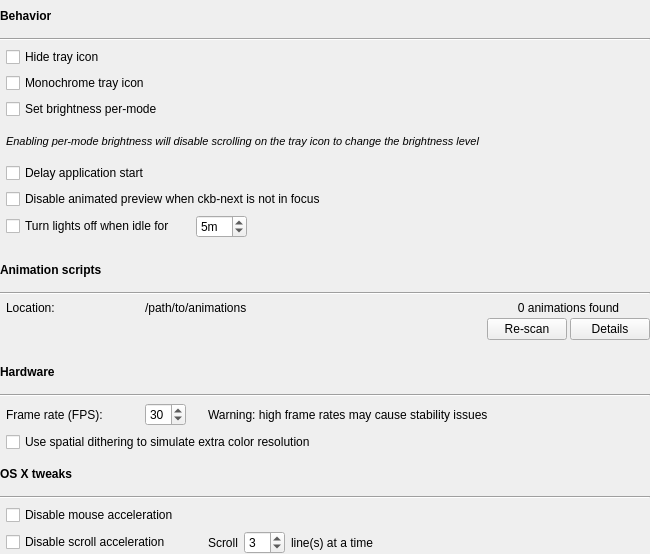
Old version of the form src/gui/extrasettingswidget.ui in the repository ckb-next/ckb-next.
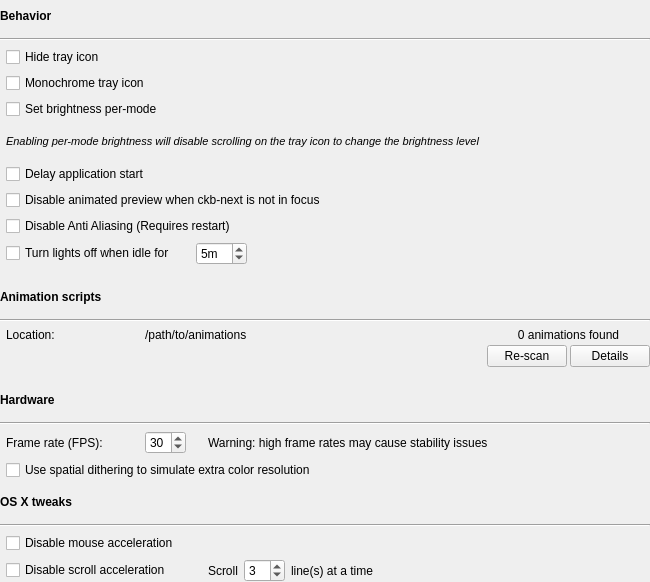
New version of the form.

Commit message: gui: Add option to disable MSAA

The edit to the form file:
```diff
--- a/src/gui/extrasettingswidget.ui
+++ b/src/gui/extrasettingswidget.ui
@@ -7,7 +7,7 @@
     <x>0</x>
     <y>0</y>
     <width>650</width>
-    <height>554</height>
+    <height>582</height>
    </rect>
   </property>
   <property name="sizePolicy">
@@ -35,7 +35,108 @@
    <property name="horizontalSpacing">
     <number>6</number>
    </property>
-   <item row="19" column="3">
+   <item row="8" column="1" colspan="6">
+    <widget class="QCheckBox" name="startDelayBox">
+     <property name="text">
+      <string>Delay application start</string>
+     </property>
+    </widget>
+   </item>
+   <item row="24" column="0" colspan="7">
+    <widget class="Line" name="osxLine">
+     <property name="orientation">
+      <enum>Qt::Horizontal</enum>
+     </property>
+    </widget>
+   </item>
+   <item row="20" column="6">
+    <spacer name="horizontalSpacer">
+     <property name="orientation">
+      <enum>Qt::Horizontal</enum>
+     </property>
+     <property name="sizeHint" stdset="0">
+      <size>
+       <width>40</width>
+       <height>20</height>
+      </size>
+     </property>
+    </spacer>
+   </item>
+   <item row="3" column="1" colspan="6">
+    <widget class="QCheckBox" name="monochromeBox">
+     <property name="text">
+      <string>Monochrome tray icon</string>
+     </property>
+    </widget>
+   </item>
+   <item row="25" column="1" colspan="6">
+    <widget class="QCheckBox" name="mAccelBox">
+     <property name="toolTip">
+      <string>Try this if you're having problems with mouse movement.</string>
+     </property>
+     <property name="text">
+      <string>Disable mouse acceleration</string>
+     </property>
+    </widget>
+   </item>
+   <item row="26" column="5" colspan="2">
+    <widget class="QWidget" name="sSpeedWidget" native="true">
+     <property name="sizePolicy">
+      <sizepolicy hsizetype="Expanding" vsizetype="Preferred">
+       <horstretch>0</horstretch>
+       <verstretch>0</verstretch>
+      </sizepolicy>
+     </property>
+     <layout class="QHBoxLayout" name="horizontalLayout_2">
+      <property name="leftMargin">
+       <number>0</number>
+      </property>
+      <property name="topMargin">
+       <number>0</number>
+      </property>
+      <property name="rightMargin">
+       <number>0</number>
+      </property>
+      <property name="bottomMargin">
+       <number>0</number>
+      </property>
+      <item>
+       <widget class="QLabel" name="label_10">
+        <property name="text">
+         <string>Scroll</string>
+        </property>
+       </widget>
+      </item>
+      <item>
+       <widget class="QSpinBox" name="sSpeedBox">
+        <property name="minimum">
+         <number>1</number>
+        </property>
+        <property name="maximum">
+         <number>10</number>
+        </property>
+        <property name="value">
+         <number>3</number>
+        </property>
+       </widget>
+      </item>
+      <item>
+       <widget class="QLabel" name="label_11">
+        <property name="sizePolicy">
+         <sizepolicy hsizetype="Expanding" vsizetype="Preferred">
+          <horstretch>0</horstretch>
+          <verstretch>0</verstretch>
+         </sizepolicy>
+        </property>
+        <property name="text">
+         <string>line(s) at a time</string>
+        </property>
+       </widget>
+      </item>
+     </layout>
+    </widget>
+   </item>
+   <item row="20" column="3">
     <widget class="QSpinBox" name="fpsBox">
      <property name="minimum">
       <number>5</number>
@@ -48,21 +149,97 @@
      </property>
     </widget>
    </item>
+   <item row="14" column="0" colspan="7">
+    <widget class="Line" name="line_3">
+     <property name="orientation">
+      <enum>Qt::Horizontal</enum>
+     </property>
+    </widget>
+   </item>
+   <item row="20" column="2">
+    <spacer name="horizontalSpacer_2">
+     <property name="orientation">
+      <enum>Qt::Horizontal</enum>
+     </property>
+     <property name="sizeType">
+      <enum>QSizePolicy::Fixed</enum>
+     </property>
+     <property name="sizeHint" stdset="0">
+      <size>
+       <width>30</width>
+       <height>20</height>
+      </size>
+     </property>
+    </spacer>
+   </item>
+   <item row="2" column="1" colspan="6">
+    <widget class="QCheckBox" name="trayBox">
+     <property name="toolTip">
+      <string>The tray icon will not be displayed. The application will still run in the background; re-launch the app to see the GUI again.</string>
+     </property>
+     <property name="text">
+      <string>Hide tray icon</string>
+     </property>
+    </widget>
+   </item>
+   <item row="17" column="0" colspan="7">
+    <widget class="QLabel" name="label_2">
+     <property name="minimumSize">
+      <size>
+       <width>0</width>
+       <height>23</height>
+      </size>
+     </property>
+     <property name="font">
+      <font>
+       <weight>75</weight>
+       <bold>true</bold>
+      </font>
+     </property>
+     <property name="text">
+      <string>Hardware</string>
+     </property>
+    </widget>
+   </item>
+   <item row="0" column="0" colspan="7">
+    <widget class="QLabel" name="label">
+     <property name="minimumSize">
+      <size>
+       <width>0</width>
+       <height>23</height>
+      </size>
+     </property>
+     <property name="font">
+      <font>
+       <weight>75</weight>
+       <bold>true</bold>
+      </font>
+     </property>
+     <property name="text">
+      <string>Behavior</string>
+     </property>
+    </widget>
+   </item>
    <item row="23" column="0" colspan="7">
-    <widget class="Line" name="osxLine">
-     <property name="orientation">
-      <enum>Qt::Horizontal</enum>
+    <widget class="QLabel" name="osxLabel">
+     <property name="minimumSize">
+      <size>
+       <width>0</width>
+       <height>23</height>
+      </size>
      </property>
-    </widget>
-   </item>
-   <item row="8" column="1" colspan="6">
-    <widget class="QCheckBox" name="startDelayBox">
+     <property name="font">
+      <font>
+       <weight>75</weight>
+       <bold>true</bold>
+      </font>
+     </property>
      <property name="text">
-      <string>Delay application start</string>
+      <string>OS X tweaks</string>
      </property>
     </widget>
    </item>
-   <item row="12" column="0" colspan="7">
+   <item row="13" column="0" colspan="7">
     <widget class="QLabel" name="label_5">
      <property name="minimumSize">
       <size>
@@ -81,7 +258,7 @@
      </property>
     </widget>
    </item>
-   <item row="14" column="1">
+   <item row="15" column="1">
     <widget class="QLabel" name="label_6">
      <property name="text">
       <string>Location:</string>
@@ -94,32 +271,22 @@
      </property>
     </widget>
    </item>
-   <item row="19" column="4">
-    <spacer name="horizontalSpacer_3">
+   <item row="16" column="1">
+    <spacer name="verticalSpacer_6">
      <property name="orientation">
-      <enum>Qt::Horizontal</enum>
+      <enum>Qt::Vertical</enum>
      </property>
      <property name="sizeType">
       <enum>QSizePolicy::Fixed</enum>
      </property>
      <property name="sizeHint" stdset="0">
       <size>
-       <width>10</width>
-       <height>20</height>
+       <width>20</width>
+       <height>10</height>
       </size>
      </property>
     </spacer>
    </item>
-   <item row="24" column="1" colspan="6">
-    <widget class="QCheckBox" name="mAccelBox">
-     <property name="toolTip">
-      <string>Try this if you're having problems with mouse movement.</string>
-     </property>
-     <property name="text">
-      <string>Disable mouse acceleration</string>
-     </property>
-    </widget>
-   </item>
    <item row="1" column="0" colspan="7">
     <widget class="Line" name="line">
      <property name="orientation">
@@ -127,18 +294,31 @@
      </property>
     </widget>
    </item>
-   <item row="2" column="1" colspan="6">
-    <widget class="QCheckBox" name="trayBox">
+   <item row="20" column="5">
+    <widget class="QLabel" name="fpsWarnLabel">
+     <property name="sizePolicy">
+      <sizepolicy hsizetype="Expanding" vsizetype="Preferred">
+       <horstretch>0</horstretch>
+       <verstretch>0</verstretch>
+      </sizepolicy>
+     </property>
+     <property name="text">
+      <string>Warning: high frame rates may cause stability issues</string>
+     </property>
+    </widget>
+   </item>
+   <item row="4" column="1" colspan="6">
+    <widget class="QCheckBox" name="brightnessBox">
      <property name="toolTip">
-      <string>The tray icon will not be displayed. The application will still run in the background; re-launch the app to see the GUI again.</string>
+      <string>By default, the same brightness level will be applied to all profiles and all devices. Enable this to store it with the lighting mode instead.</string>
      </property>
      <property name="text">
-      <string>Hide tray icon</string>
+      <string>Set brightness per-mode</string>
      </property>
     </widget>
    </item>
-   <item row="19" column="2">
-    <spacer name="horizontalSpacer_2">
+   <item row="20" column="4">
+    <spacer name="horizontalSpacer_3">
      <property name="orientation">
       <enum>Qt::Horizontal</enum>
      </property>
@@ -147,13 +327,73 @@
      </property>
      <property name="sizeHint" stdset="0">
       <size>
-       <width>30</width>
+       <width>10</width>
        <height>20</height>
       </size>
      </property>
     </spacer>
    </item>
-   <item row="14" column="3" colspan="4">
+   <item row="26" column="1" colspan="4">
+    <widget class="QCheckBox" name="sAccelBox">
+     <property name="toolTip">
+      <string>Try this if you're having problems with the scroll wheel.</string>
+     </property>
+     <property name="text">
+      <string>Disable scroll acceleration</string>
+     </property>
+    </widget>
+   </item>
+   <item row="5" column="1" colspan="6">
+    <widget class="QLabel" name="scrollWarningLabel">
+     <property name="enabled">
+      <bool>true</bool>
+     </property>
+     <property name="font">
+      <font>
+       <pointsize>8</pointsize>
+       <italic>true</italic>
+      </font>
+     </property>
+     <property name="text">
+      <string>Enabling per-mode brightness will disable scrolling on the tray icon to change the brightness level</string>
+     </property>
+    </widget>
+   </item>
+   <item row="9" column="1" colspan="6">
+    <widget class="QCheckBox" name="previewBox">
+     <property name="text">
+      <string>Disable animated preview when ckb-next is not in focus</string>
+     </property>
+     <property name="checked">
+      <bool>false</bool>
+     </property>
+    </widget>
+   </item>
+   <item row="18" column="0" colspan="7">
+    <widget class="Line" name="line_2">
+     <property name="orientation">
+      <enum>Qt::Horizontal</enum>
+     </property>
+    </widget>
+   </item>
+   <item row="21" column="1" colspan="6">
+    <widget class="QCheckBox" name="ditherBox">
+     <property name="toolTip">
+      <string>May improve appearance on some keyboards.</string>
+     </property>
+     <property name="text">
+      <string>Use spatial dithering to simulate extra color resolution</string>
+     </property>
+    </widget>
+   </item>
+   <item row="20" column="1">
+    <widget class="QLabel" name="label_3">
+     <property name="text">
+      <string>Frame rate (FPS):</string>
+     </property>
+    </widget>
+   </item>
+   <item row="15" column="3" colspan="4">
     <layout class="QHBoxLayout" name="horizontalLayout" stretch="0,1,0">
      <item>
       <widget class="QLabel" name="animPathLabel">
@@ -227,33 +467,23 @@
      </item>
     </layout>
    </item>
-   <item row="17" column="0" colspan="7">
-    <widget class="Line" name="line_2">
+   <item row="12" column="1">
+    <spacer name="verticalSpacer_5">
      <property name="orientation">
-      <enum>Qt::Horizontal</enum>
+      <enum>Qt::Vertical</enum>
      </property>
-    </widget>
-   </item>
-   <item row="0" column="0" colspan="7">
-    <widget class="QLabel" name="label">
-     <property name="minimumSize">
+     <property name="sizeType">
+      <enum>QSizePolicy::Fixed</enum>
+     </property>
+     <property name="sizeHint" stdset="0">
       <size>
-       <width>0</width>
-       <height>23</height>
+       <width>20</width>
+       <height>10</height>
       </size>
      </property>
-     <property name="font">
-      <font>
-       <weight>75</weight>
-       <bold>true</bold>
-      </font>
-     </property>
-     <property name="text">
-      <string>Behavior</string>
-     </property>
-    </widget>
+    </spacer>
    </item>
-   <item row="10" column="1" colspan="6">
+   <item row="11" column="1" colspan="6">
     <layout class="QHBoxLayout" name="horizontalLayout_4" stretch="0,1,0,0">
      <property name="spacing">
       <number>6</number>
@@ -330,233 +560,10 @@
      </item>
     </layout>
    </item>
-   <item row="5" column="1" colspan="6">
-    <widget class="QLabel" name="scrollWarningLabel">
-     <property name="enabled">
-      <bool>true</bool>
-     </property>
-     <property name="font">
-      <font>
-       <pointsize>8</pointsize>
-       <italic>true</italic>
-      </font>
-     </property>
+   <item row="10" column="1" colspan="6">
+    <widget class="QCheckBox" name="msaaBox">
      <property name="text">
-      <string>Enabling per-mode brightness will disable scrolling on the tray icon to change the brightness level</string>
-     </property>
-    </widget>
-   </item>
-   <item row="9" column="1" colspan="6">
-    <widget class="QCheckBox" name="previewBox">
-     <property name="text">
-      <string>Disable animated preview when ckb-next is not in focus</string>
-     </property>
-     <property name="checked">
-      <bool>false</bool>
-     </property>
-    </widget>
-   </item>
-   <item row="13" column="0" colspan="7">
-    <widget class="Line" name="line_3">
-     <property name="orientation">
-      <enum>Qt::Horizontal</enum>
-     </property>
-    </widget>
-   </item>
-   <item row="20" column="1" colspan="6">
-    <widget class="QCheckBox" name="ditherBox">
-     <property name="toolTip">
-      <string>May improve appearance on some keyboards.</string>
-     </property>
-     <property name="text">
-      <string>Use spatial dithering to simulate extra color resolution</string>
-     </property>
-    </widget>
-   </item>
-   <item row="19" column="6">
-    <spacer name="horizontalSpacer">
-     <property name="orientation">
-      <enum>Qt::Horizontal</enum>
-     </property>
-     <property name="sizeHint" stdset="0">
-      <size>
-       <width>40</width>
-       <height>20</height>
-      </size>
-     </property>
-    </spacer>
-   </item>
-   <item row="4" column="1" colspan="6">
-    <widget class="QCheckBox" name="brightnessBox">
-     <property name="toolTip">
-      <string>By default, the same brightness level will be applied to all profiles and all devices. Enable this to store it with the lighting mode instead.</string>
-     </property>
-     <property name="text">
-      <string>Set brightness per-mode</string>
-     </property>
-    </widget>
-   </item>
-   <item row="25" column="5" colspan="2">
-    <widget class="QWidget" name="sSpeedWidget" native="true">
-     <property name="sizePolicy">
-      <sizepolicy hsizetype="Expanding" vsizetype="Preferred">
-       <horstretch>0</horstretch>
-       <verstretch>0</verstretch>
-      </sizepolicy>
-     </property>
-     <layout class="QHBoxLayout" name="horizontalLayout_2">
-      <property name="leftMargin">
-       <number>0</number>
-      </property>
-      <property name="topMargin">
-       <number>0</number>
-      </property>
-      <property name="rightMargin">
-       <number>0</number>
-      </property>
-      <property name="bottomMargin">
-       <number>0</number>
-      </property>
-      <item>
-       <widget class="QLabel" name="label_10">
-        <property name="text">
-         <string>Scroll</string>
-        </property>
-       </widget>
-      </item>
-      <item>
-       <widget class="QSpinBox" name="sSpeedBox">
-        <property name="minimum">
-         <number>1</number>
-        </property>
-        <property name="maximum">
-         <number>10</number>
-        </property>
-        <property name="value">
-         <number>3</number>
-        </property>
-       </widget>
-      </item>
-      <item>
-       <widget class="QLabel" name="label_11">
-        <property name="sizePolicy">
-         <sizepolicy hsizetype="Expanding" vsizetype="Preferred">
-          <horstretch>0</horstretch>
-          <verstretch>0</verstretch>
-         </sizepolicy>
-        </property>
-        <property name="text">
-         <string>line(s) at a time</string>
-        </property>
-       </widget>
-      </item>
-     </layout>
-    </widget>
-   </item>
-   <item row="11" column="1">
-    <spacer name="verticalSpacer_5">
-     <property name="orientation">
-      <enum>Qt::Vertical</enum>
-     </property>
-     <property name="sizeType">
-      <enum>QSizePolicy::Fixed</enum>
-     </property>
-     <property name="sizeHint" stdset="0">
-      <size>
-       <width>20</width>
-       <height>10</height>
-      </size>
-     </property>
-    </spacer>
-   </item>
-   <item row="16" column="0" colspan="7">
-    <widget class="QLabel" name="label_2">
-     <property name="minimumSize">
-      <size>
-       <width>0</width>
-       <height>23</height>
-      </size>
-     </property>
-     <property name="font">
-      <font>
-       <weight>75</weight>
-       <bold>true</bold>
-      </font>
-     </property>
-     <property name="text">
-      <string>Hardware</string>
-     </property>
-    </widget>
-   </item>
-   <item row="19" column="1">
-    <widget class="QLabel" name="label_3">
-     <property name="text">
-      <string>Frame rate (FPS):</string>
-     </property>
-    </widget>
-   </item>
-   <item row="22" column="0" colspan="7">
-    <widget class="QLabel" name="osxLabel">
-     <property name="minimumSize">
-      <size>
-       <width>0</width>
-       <height>23</height>
-      </size>
-     </property>
-     <property name="font">
-      <font>
-       <weight>75</weight>
-       <bold>true</bold>
-      </font>
-     </property>
-     <property name="text">
-      <string>OS X tweaks</string>
-     </property>
-    </widget>
-   </item>
-   <item row="15" column="1">
-    <spacer name="verticalSpacer_6">
-     <property name="orientation">
-      <enum>Qt::Vertical</enum>
-     </property>
-     <property name="sizeType">
-      <enum>QSizePolicy::Fixed</enum>
-     </property>
-     <property name="sizeHint" stdset="0">
-      <size>
-       <width>20</width>
-       <height>10</height>
-      </size>
-     </property>
-    </spacer>
-   </item>
-   <item row="3" column="1" colspan="6">
-    <widget class="QCheckBox" name="monochromeBox">
-     <property name="text">
-      <string>Monochrome tray icon</string>
-     </property>
-    </widget>
-   </item>
-   <item row="25" column="1" colspan="4">
-    <widget class="QCheckBox" name="sAccelBox">
-     <property name="toolTip">
-      <string>Try this if you're having problems with the scroll wheel.</string>
-     </property>
-     <property name="text">
-      <string>Disable scroll acceleration</string>
-     </property>
-    </widget>
-   </item>
-   <item row="19" column="5">
-    <widget class="QLabel" name="fpsWarnLabel">
-     <property name="sizePolicy">
-      <sizepolicy hsizetype="Expanding" vsizetype="Preferred">
-       <horstretch>0</horstretch>
-       <verstretch>0</verstretch>
-      </sizepolicy>
-     </property>
-     <property name="text">
-      <string>Warning: high frame rates may cause stability issues</string>
+      <string>Disable Anti Aliasing (Requires restart)</string>
      </property>
     </widget>
    </item>
```
The commit also changes 2 other files.
